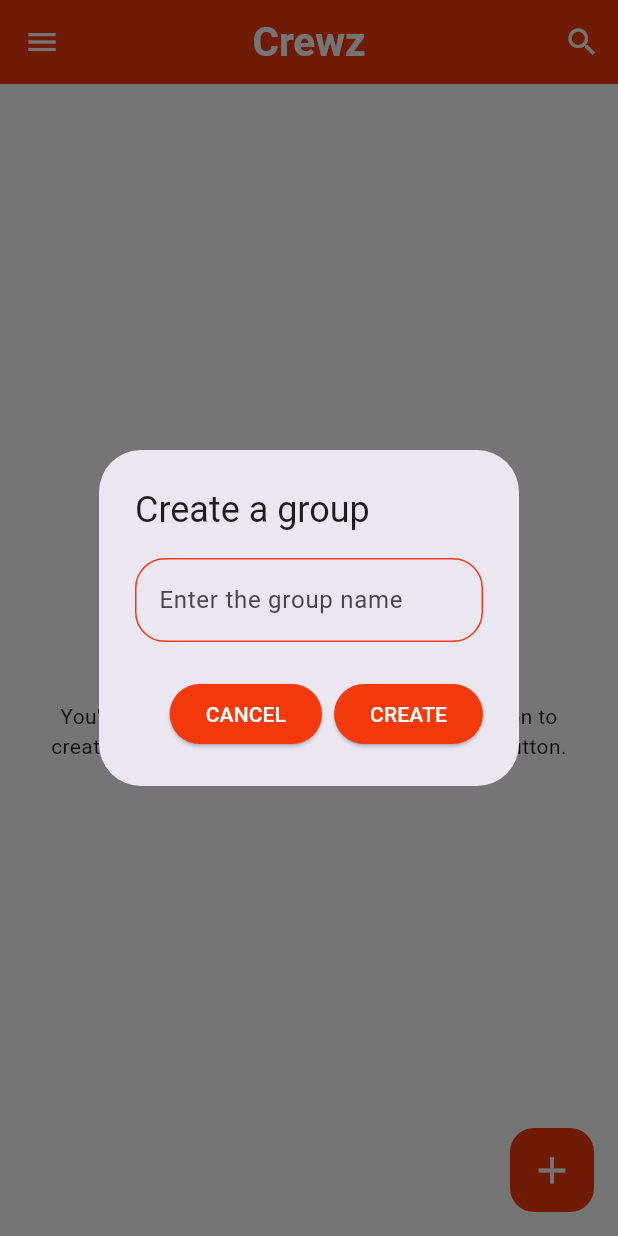
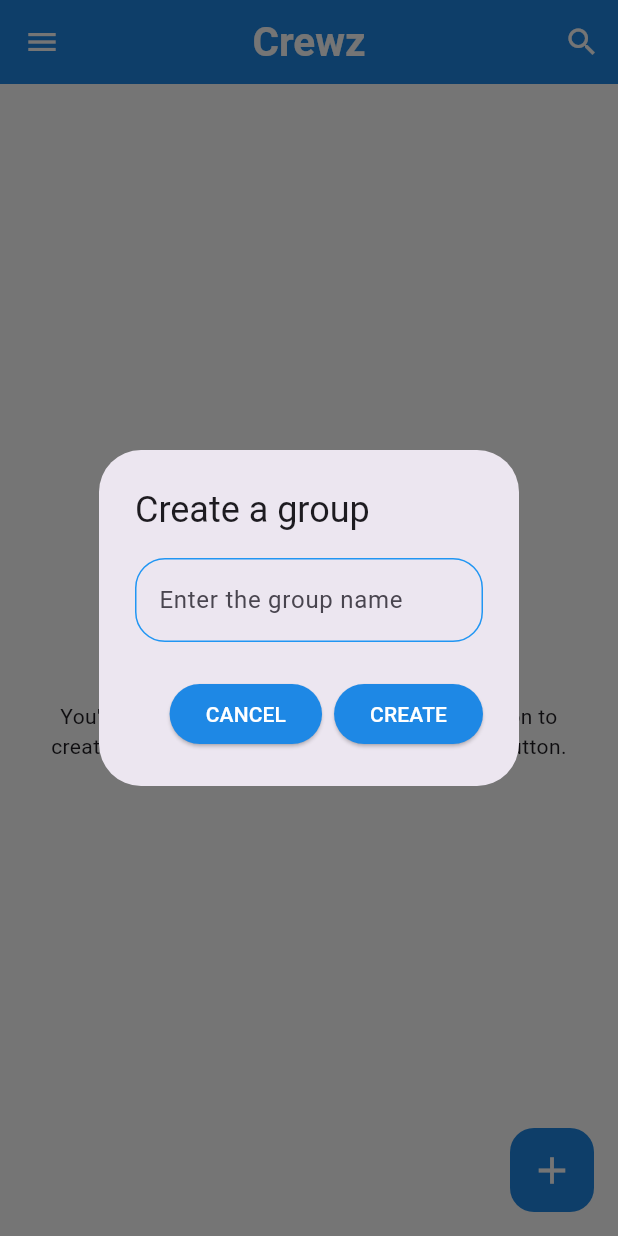
Before and after one commit to MeeturiAjay/ChatCrewz, a Flutter app: the HomePage screen opened directly, after a tap on the "add circle" icon, on a phone screen of 412 x 824 dp. Run offline on Flutter 3.47's test engine with Material 3 defaults, Android fonts, the phone set to English and light mode, and no system bars; our stand-ins replace cloud_firestore, firebase_auth, firebase_core, liquid_swipe, lottie, shared_preferences and 1 more; accounts and stored records are empty; project files that could hold a hidden picture were left out.

Commit message:
Rest of the paes are modified with the back & foreground colors.

```diff
--- a/lib/main.dart
+++ b/lib/main.dart
@@ -55,7 +55,7 @@
         scaffoldBackgroundColor: Colors.white,
       ),
       debugShowCheckedModeBanner: false,
-      home: LoginPage(),  // Use SplashScreen as the initial route
+      home: HomePage(),  // Use SplashScreen as the initial route
     );
   }
 }
--- a/lib/pages/chat_page.dart
+++ b/lib/pages/chat_page.dart
@@ -1,4 +1,5 @@
 import 'package:cloud_firestore/cloud_firestore.dart';
+import 'package:firebasechatapplatest/shared/app_colors.dart';
 import 'package:flutter/material.dart';
 
 import '../service/database_service.dart';
@@ -77,7 +78,7 @@
           widget.groupName,
           style: TextStyle(fontSize: 21, fontWeight: FontWeight.bold),
         ),
-        backgroundColor: Theme.of(context).primaryColor,
+        backgroundColor: AppColors.bgcolor,
         actions: [
           IconButton(
             onPressed: () {
@@ -128,7 +129,7 @@
                     height: 50,
                     width: 50,
                     decoration: BoxDecoration(
-                      color: Theme.of(context).primaryColor,
+                      color: AppColors.bgcolor,
                       borderRadius: BorderRadius.circular(30),
                     ),
                     child: const Center(
--- a/lib/pages/home_page.dart
+++ b/lib/pages/home_page.dart
@@ -1,6 +1,7 @@
 import 'package:firebase_auth/firebase_auth.dart';
 import 'package:firebasechatapplatest/pages/profile_page.dart';
 import 'package:firebasechatapplatest/pages/search_page.dart';
+import 'package:firebasechatapplatest/shared/app_colors.dart';
 import 'package:flutter/material.dart';
 
 import '../helper/helper_function.dart';
@@ -78,7 +79,7 @@
         ],
         elevation: 0,
         centerTitle: true,
-        backgroundColor: Theme.of(context).primaryColor,
+        backgroundColor: AppColors.bgcolor,
         title: const Text(
           "Crewz",
           style: TextStyle(
@@ -110,7 +111,7 @@
           // ),
           ListTile(
             onTap: () {},
-            selectedColor: Theme.of(context).primaryColor,
+            selectedColor: AppColors.bgcolor,
             selected: true,
             contentPadding:
                 const EdgeInsets.symmetric(horizontal: 20, vertical: 5),
@@ -189,7 +190,7 @@
           popUpDialog(context);
         },
         elevation: 0,
-        backgroundColor: Theme.of(context).primaryColor,
+        backgroundColor: AppColors.bgcolor,
         child: const Icon(
           Icons.add,
           color: Colors.white,
@@ -229,15 +230,15 @@
                             hintText: "Enter the group name",
                               enabledBorder: OutlineInputBorder(
                                   borderSide: BorderSide(
-                                      color: Theme.of(context).primaryColor),
+                                      color: Colors.blue),
                                   borderRadius: BorderRadius.circular(20)),
                               errorBorder: OutlineInputBorder(
                                   borderSide:
-                                      const BorderSide(color: Colors.red),
+                                      const BorderSide(color: Colors.blue),
                                   borderRadius: BorderRadius.circular(20)),
                               focusedBorder: OutlineInputBorder(
                                   borderSide: BorderSide(
-                                      color: Theme.of(context).primaryColor),
+                                      color: Colors.blue),
                                   borderRadius: BorderRadius.circular(20))),
                         ),
                 ],
@@ -248,7 +249,7 @@
                     Navigator.of(context).pop();
                   },
                   style: ElevatedButton.styleFrom(
-                      backgroundColor: Theme.of(context).primaryColor),
+                      backgroundColor: AppColors.bgcolor),
                   child: const Text(
                     "CANCEL",
                     style: TextStyle(color: Colors.white),
@@ -273,7 +274,7 @@
                     }
                   },
                   style: ElevatedButton.styleFrom(
-                      backgroundColor: Theme.of(context).primaryColor),
+                      backgroundColor: AppColors.bgcolor),
                   child: const Text(
                     "CREATE",
                     style: TextStyle(color: Colors.white),
--- a/lib/widgets/group_tile.dart
+++ b/lib/widgets/group_tile.dart
@@ -1,5 +1,6 @@
 import 'package:cloud_firestore/cloud_firestore.dart';
 import 'package:firebase_auth/firebase_auth.dart';
+import 'package:firebasechatapplatest/shared/app_colors.dart';
 import 'package:flutter/material.dart';
 
 import '../widgets/widgets.dart';
@@ -66,7 +67,7 @@
         child: ListTile(
           leading: CircleAvatar(
             radius: 30,
-            backgroundColor: Theme.of(context).primaryColor,
+            backgroundColor: AppColors.bgcolor,
             child: Text(
               widget.groupName.substring(0, 1).toUpperCase(),
               textAlign: TextAlign.center,
--- a/lib/widgets/message_tile.dart
+++ b/lib/widgets/message_tile.dart
@@ -1,5 +1,6 @@
 import 'dart:ui';
 
+import 'package:firebasechatapplatest/shared/app_colors.dart';
 import 'package:flutter/material.dart';
 
 class MessageTile extends StatefulWidget {
@@ -48,7 +49,7 @@
             bottomRight: widget.sentByMe ? Radius.zero : Radius.circular(20),
           ),
           color: widget.sentByMe
-              ? Theme.of(context).primaryColor
+              ? AppColors.bgcolor
               : Colors.grey[700],
         ),
         child: Column(
```
Also changed, not shown: lib/pages/group_info.dart (+5 -4 lines), lib/pages/search_page.dart (+6 -5 lines).
